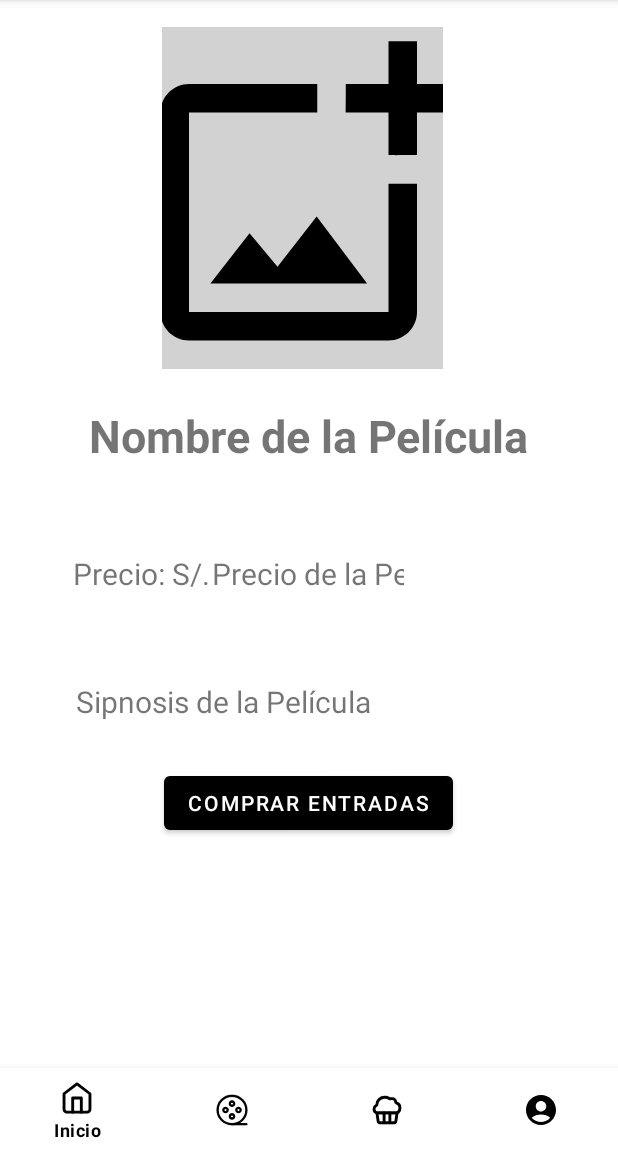
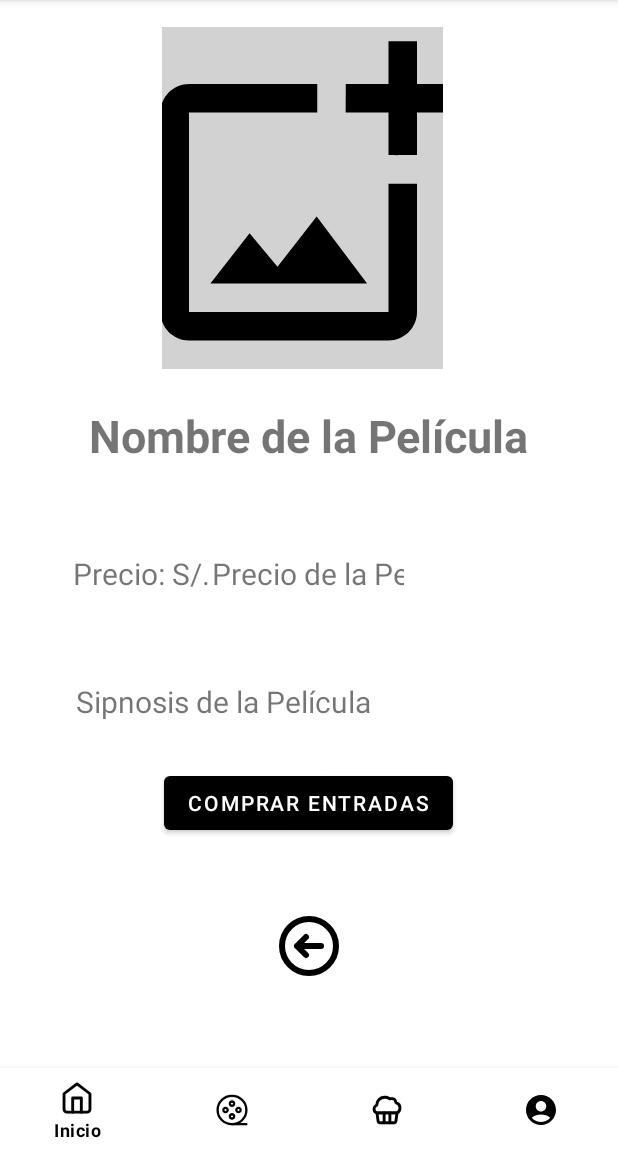
Before and after one commit to Hearly98/cinespoiler, an Android app: the fragment MovieDetailsFragment placed in its activity, on a phone screen of 412 x 824 dp, the part 84-1236 px from its top. Run offline under Robolectric (Android 15) with nearby library versions, the phone set to English and light mode, and no system bars; our stand-ins replace Firebase (no records; nobody signed in at launch, a user with empty details on screens opened directly).

Commit message:
Botón regresar en MovieDetailFragment

```diff
--- a/app/src/main/java/com/cinespoiler/ui/fragments/MovieDetailsFragment.kt
+++ b/app/src/main/java/com/cinespoiler/ui/fragments/MovieDetailsFragment.kt
@@ -19,6 +19,7 @@ class MovieDetailsFragment : Fragment() {
     private lateinit var movieName: TextView
     private lateinit var movieDescription: TextView
     private lateinit var moviePrice: TextView
+    private lateinit var regresar: ImageView
     override fun onCreateView(
         inflater: LayoutInflater, container: ViewGroup?,
         savedInstanceState: Bundle?
@@ -30,6 +31,8 @@ class MovieDetailsFragment : Fragment() {
          movieName = view.findViewById(R.id.tvDetailmovieName)
          movieDescription= view.findViewById(R.id.tvDetailDescription)
          moviePrice = view.findViewById(R.id.tvDetailPrice)
+         regresar = view.findViewById(R.id.btnRegresar)
+         regresar.setOnClickListener { parentFragmentManager.popBackStack()}
 
         return view
 
--- /dev/null
+++ b/app/src/main/res/drawable/ic_regresar.xml
@@ -0,0 +1,20 @@
+<vector xmlns:android="http://schemas.android.com/apk/res/android"
+    android:width="24dp"
+    android:height="24dp"
+    android:viewportWidth="24"
+    android:viewportHeight="24">
+  <path
+      android:pathData="M12,21C16.971,21 21,16.971 21,12C21,7.029 16.971,3 12,3C7.029,3 3,7.029 3,12C3,16.971 7.029,21 12,21Z"
+      android:strokeLineJoin="round"
+      android:strokeWidth="2"
+      android:fillColor="#00000000"
+      android:strokeColor="#000000"
+      android:strokeLineCap="round"/>
+  <path
+      android:pathData="M11,9L8,12M8,12L11,15M8,12L16,12"
+      android:strokeLineJoin="round"
+      android:strokeWidth="2"
+      android:fillColor="#00000000"
+      android:strokeColor="#000000"
+      android:strokeLineCap="round"/>
+</vector>
--- a/app/src/main/res/layout/fragment_movie_details.xml
+++ b/app/src/main/res/layout/fragment_movie_details.xml
@@ -97,6 +97,17 @@
             app:layout_constraintTop_toBottomOf="@+id/tvDetailmovieName"
             app:layout_constraintVertical_bias="0.494" />
 
+        <ImageView
+            android:id="@+id/btnRegresar"
+            android:layout_width="57dp"
+            android:layout_height="48dp"
+            android:src="@drawable/ic_regresar"
+            app:layout_constraintBottom_toBottomOf="parent"
+            app:layout_constraintEnd_toEndOf="parent"
+            app:layout_constraintStart_toStartOf="parent"
+            app:layout_constraintTop_toTopOf="parent"
+            app:layout_constraintVertical_bias="0.914" />
+
     </androidx.constraintlayout.widget.ConstraintLayout>
 
 
```
